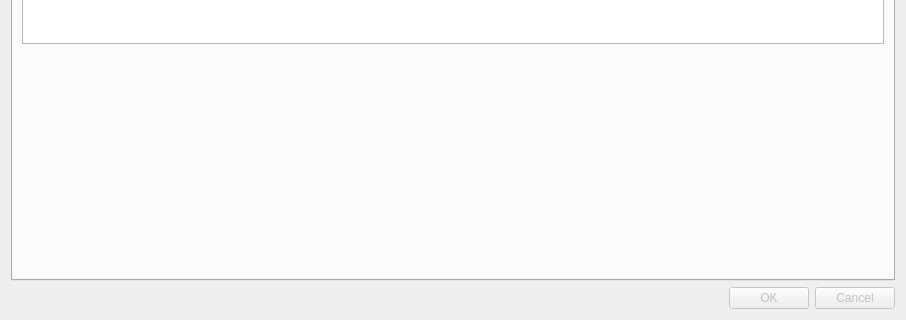
Before: the Qt Designer form plugins/datastreamer_plugin/ui/topic_selection_dialog/dialogselecttopics.ui in eProsima/fastdds-visualizer-plugin, drawn with Qt 5; both pictures show x 0 to 906 and y 321 to 641 of the 906 by 641 pixel window.
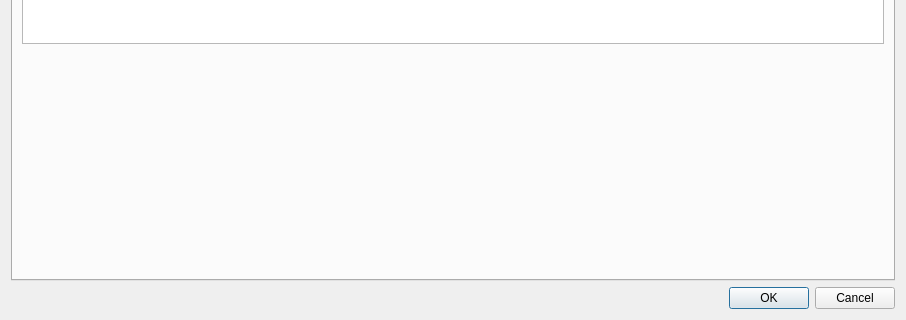
After: the same form once the commit is applied. The open tabs and pages were chosen to show the change.

The edit to the form file:
```diff
--- a/plugins/datastreamer_plugin/ui/topic_selection_dialog/dialogselecttopics.ui
+++ b/plugins/datastreamer_plugin/ui/topic_selection_dialog/dialogselecttopics.ui
@@ -464,13 +464,7 @@
     </widget>
    </item>
    <item>
-    <widget class="QDialogButtonBox" name="dialog_exit_buttons">
-     <property name="enabled">
-      <bool>false</bool>
-     </property>
-     <property name="orientation">
-      <enum>Qt::Horizontal</enum>
-     </property>
+    <widget class="QDialogButtonBox" name="buttonBox">
      <property name="standardButtons">
       <set>QDialogButtonBox::Cancel|QDialogButtonBox::Ok</set>
      </property>
```
Left out of the diff: 37 changed lines with no effect on the pictures.
